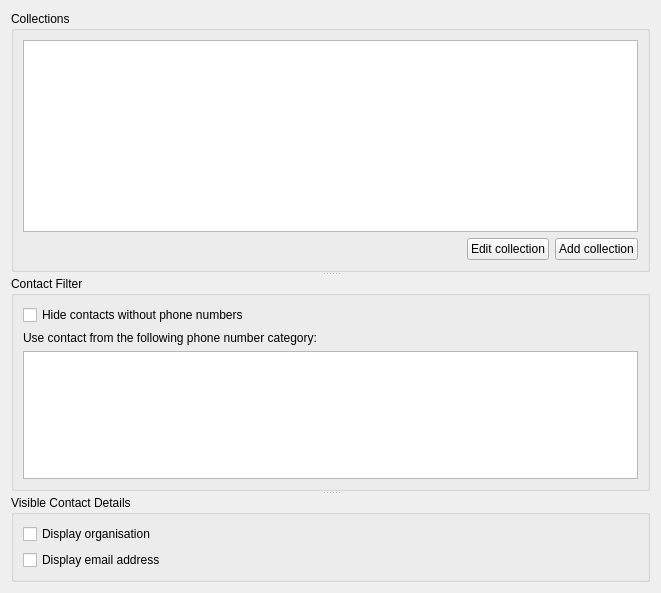
Old version of the form src/conf/dlgaddressbookbase.ui in the repository KDE/ring-kde.
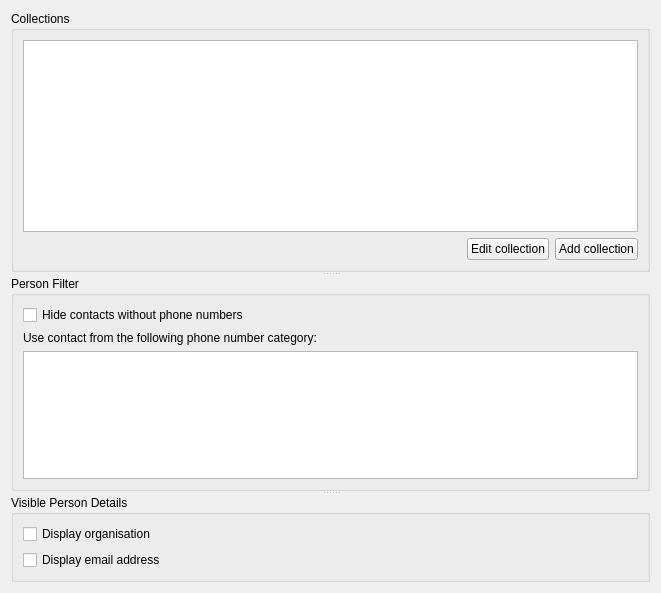
New version of the form.

The edit to the form file:
```diff
--- a/src/conf/dlgaddressbookbase.ui
+++ b/src/conf/dlgaddressbookbase.ui
@@ -75,7 +75,7 @@
      </widget>
      <widget class="QGroupBox" name="groupBox">
       <property name="title">
-       <string>Contact Filter</string>
+       <string>Person Filter</string>
       </property>
       <layout class="QVBoxLayout" name="verticalLayout">
        <item>
@@ -106,7 +106,7 @@
      </widget>
      <widget class="QGroupBox" name="groupBox_4">
       <property name="title">
-       <string>Visible Contact Details</string>
+       <string>Visible Person Details</string>
       </property>
       <layout class="QVBoxLayout" name="verticalLayout_2">
        <item>
```
Left out of the diff: 2 changed lines with no effect on the pictures.
